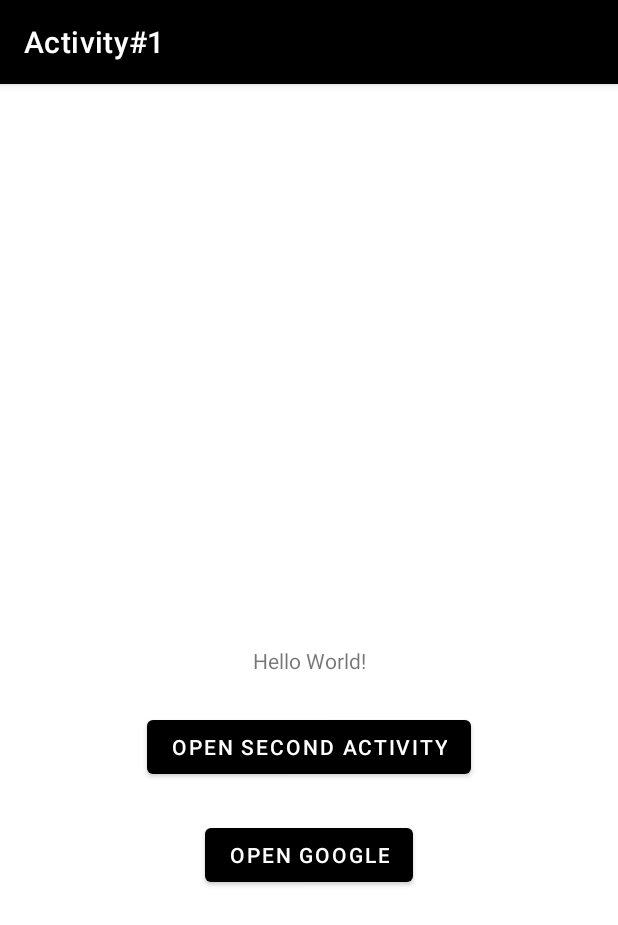
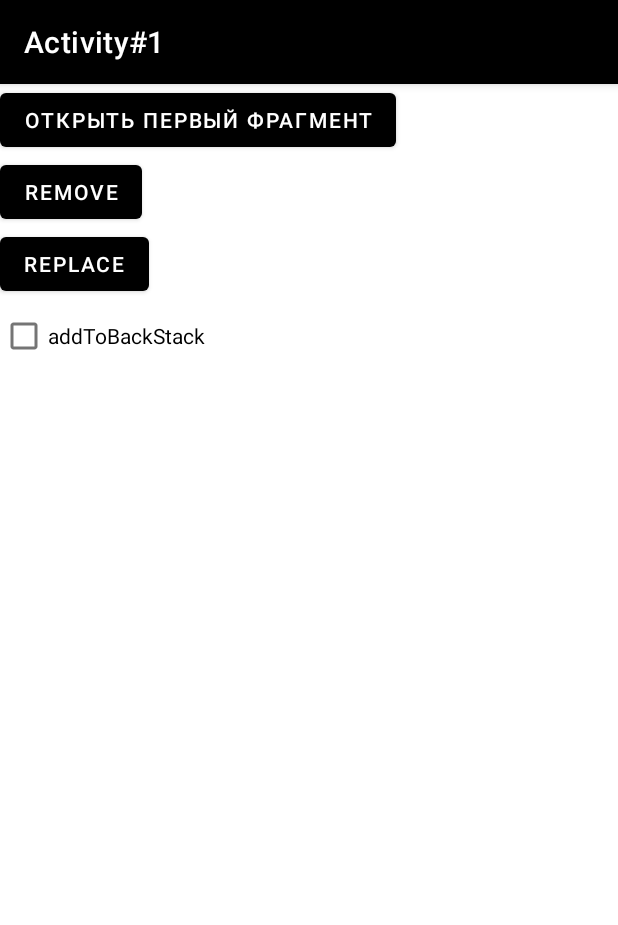
Before and after one commit to singularity-camp/Android-Activity, an Android app: the screen it shows after launch (MainActivity before the commit, FragmentExampleActivity after it), on a phone screen of 412 x 824 dp. Shown: the top 925 px of the screen. Run offline under Robolectric (Android 15) with nearby library versions, the phone set to English and light mode, and no system bars.

Commit message:
Fragment basics

```diff
--- /dev/null
+++ b/app/src/main/java/kz/singularity/activity1/activity/FragmentExampleActivity.kt
@@ -0,0 +1,77 @@
+package kz.singularity.activity1.activity
+
+import android.os.Bundle
+import android.text.TextUtils.replace
+import android.util.Log
+import android.widget.Button
+import android.widget.CheckBox
+import androidx.appcompat.app.AppCompatActivity
+import androidx.fragment.app.Fragment
+import kz.singularity.activity1.R
+import kz.singularity.activity1.fragments.MainFragment
+import kz.singularity.activity1.fragments.SecondFragment
+
+class FragmentExampleActivity : AppCompatActivity() {
+
+    val TAG = FragmentExampleActivity::class.java.simpleName
+
+    lateinit var btnAdd: Button
+    lateinit var btnRemove: Button
+    lateinit var btnReplace: Button
+
+    lateinit var cbBackStack: CheckBox
+
+    private var currentFragment: Fragment? = null
+
+    override fun onCreate(savedInstanceState: Bundle?) {
+        super.onCreate(savedInstanceState)
+        setContentView(R.layout.activity_fragment_example)
+        initViews()
+        setupClickListeners()
+    }
+
+    private fun initViews() {
+        btnAdd = findViewById(R.id.btn_add)
+        btnRemove = findViewById(R.id.btn_remove)
+        btnReplace = findViewById(R.id.btn_replace)
+        cbBackStack = findViewById(R.id.cb_backStack)
+    }
+
+    private fun setupClickListeners() {
+        btnAdd.setOnClickListener {
+            Log.d(TAG, "Fragments backstackCount = ${supportFragmentManager.backStackEntryCount}")
+            Log.d(TAG, "Fragments count = ${supportFragmentManager.fragments.size}")
+
+            val fragmentToPut = MainFragment()
+            val transaction = supportFragmentManager.beginTransaction()
+                .add(R.id.fragmentContainer, fragmentToPut, null)
+
+            if (cbBackStack.isChecked) {
+                transaction.addToBackStack(null)
+            }
+
+            transaction.commit()
+        }
+
+        btnRemove.setOnClickListener {
+
+            val fragmentToRemove = supportFragmentManager.fragments.getOrNull(0) ?: return@setOnClickListener
+            supportFragmentManager.beginTransaction()
+                .remove(fragmentToRemove)
+                .commit()
+        }
+
+        btnReplace.setOnClickListener {
+            val fragmentToPut = SecondFragment()
+            val transaction = supportFragmentManager.beginTransaction()
+                .replace(R.id.fragmentContainer, fragmentToPut, null)
+
+
+            if (cbBackStack.isChecked) {
+                transaction.addToBackStack(null)
+            }
+
+            transaction.commit()
+        }
+    }
+}
--- /dev/null
+++ b/app/src/main/java/kz/singularity/activity1/fragments/MainFragment.kt
@@ -0,0 +1,6 @@
+package kz.singularity.activity1.fragments
+
+import androidx.fragment.app.Fragment
+import kz.singularity.activity1.R
+
+class MainFragment : Fragment(R.layout.fragment_main)
--- /dev/null
+++ b/app/src/main/res/layout/activity_fragment_example.xml
@@ -0,0 +1,38 @@
+<?xml version="1.0" encoding="utf-8"?>
+<androidx.appcompat.widget.LinearLayoutCompat xmlns:android="http://schemas.android.com/apk/res/android"
+    xmlns:tools="http://schemas.android.com/tools"
+    android:layout_width="match_parent"
+    android:orientation="vertical"
+    android:layout_height="match_parent"
+    tools:context=".MainActivity">
+
+    <Button
+        android:id="@+id/btn_add"
+        android:layout_width="wrap_content"
+        android:layout_height="wrap_content"
+        android:text="Открыть первый фрагмент" />
+
+    <Button
+        android:id="@+id/btn_remove"
+        android:layout_width="wrap_content"
+        android:layout_height="wrap_content"
+        android:text="remove"/>
+    <Button
+        android:id="@+id/btn_replace"
+        android:layout_width="wrap_content"
+        android:layout_height="wrap_content"
+        android:text="replace" />
+
+    <CheckBox
+        android:id="@+id/cb_backStack"
+        android:layout_width="wrap_content"
+        android:layout_height="wrap_content"
+        android:text="addToBackStack" />
+
+    <FrameLayout
+        android:id="@+id/fragmentContainer"
+        android:layout_width="match_parent"
+        android:layout_height="0dp"
+        android:layout_weight="1" />
+
+</androidx.appcompat.widget.LinearLayoutCompat>
--- /dev/null
+++ b/app/src/main/res/layout/fragment_second.xml
@@ -0,0 +1,6 @@
+<?xml version="1.0" encoding="utf-8"?>
+<TextView xmlns:android="http://schemas.android.com/apk/res/android"
+    android:layout_width="match_parent"
+    android:layout_height="match_parent"
+    android:background="@android:color/holo_red_dark"
+    android:text="Fragment2" />
--- a/app/src/main/res/values/colors.xml
+++ b/app/src/main/res/values/colors.xml
@@ -7,4 +7,5 @@
     <color name="teal_700">#FF018786</color>
     <color name="black">#FF000000</color>
     <color name="white">#FFFFFFFF</color>
+    <color name="pale_green">#1E5E1E</color>
 </resources>
```
Also changed, not shown: app/src/main/AndroidManifest.xml (+9 -3 lines), app/src/main/java/kz/singularity/activity1/fragments/SecondFragment.kt (added, +7 -0 lines), app/src/main/res/layout/fragment_main.xml (added, +12 -0 lines).
